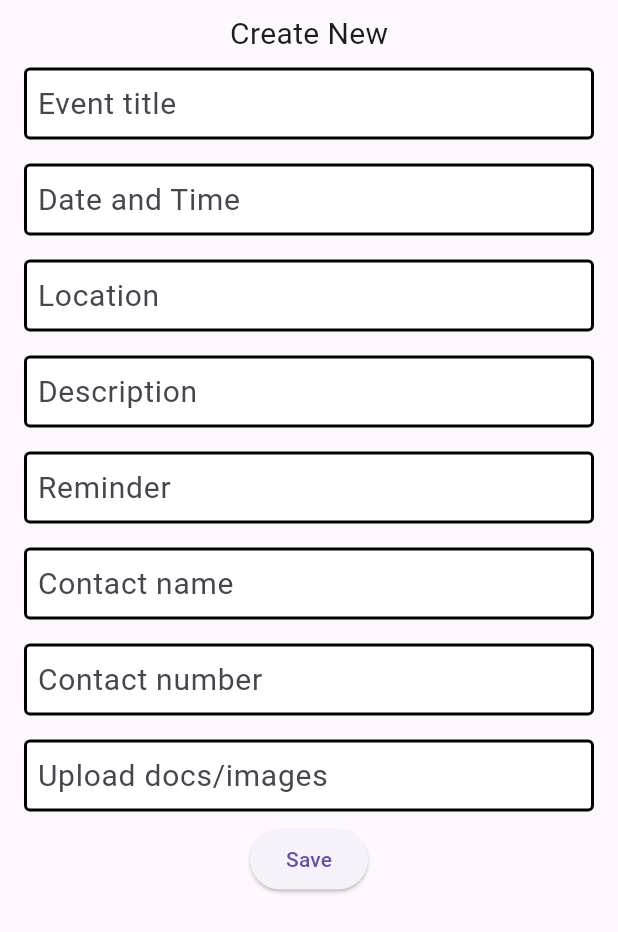
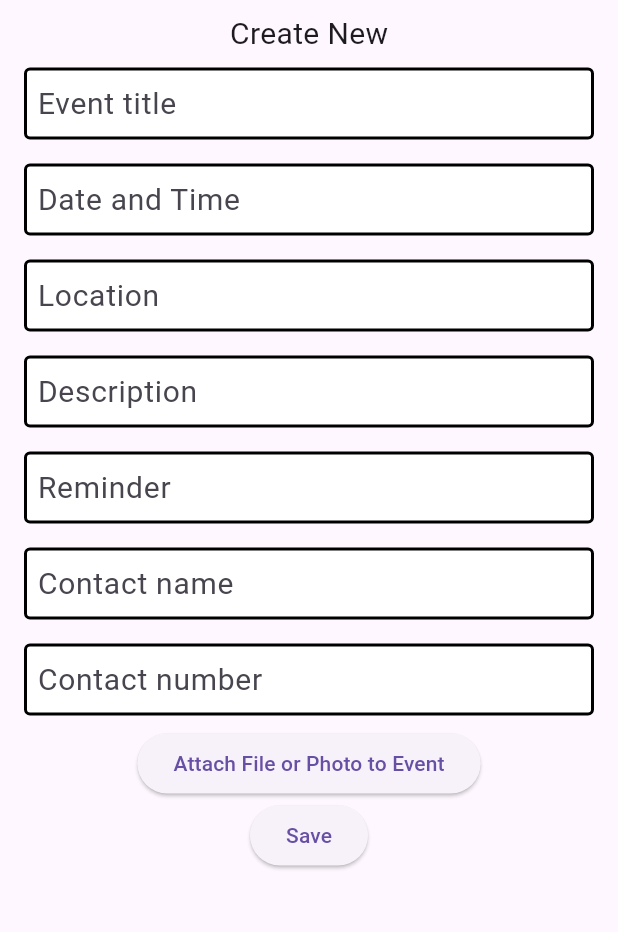
Before and after one commit to frasey/a_safe_place, a Flutter app: the Event screen opened directly, on a phone screen of 412 x 824 dp. Shown: the top 932 px of the screen. Run offline on Flutter 3.47's test engine with Material 3 defaults, Android fonts, the light colour scheme and no system bars; our stand-ins replace file_picker, flutter_dotenv, open_file, page_transition.

Commit message:
adding image uploading functionality. Some issues to still be resolved

```diff
--- a/lib/Events/Event.dart
+++ b/lib/Events/Event.dart
@@ -1,29 +1,31 @@
+import 'dart:io';
+
 import 'package:a_safe_place/Events/StandardInputField.dart';
 import 'package:a_safe_place/Database/mongodb.dart';
+import 'package:file_picker/file_picker.dart';
 import 'package:flutter/material.dart';
+import 'package:open_file/open_file.dart';
 
 class Event extends StatefulWidget {
-  const Event ({Key? key}) : super(key: key);
+  const Event({Key? key}) : super(key: key);
 
   @override
   State<Event> createState() => _EventState();
 }
 
 class _EventState extends State<Event> {
-
   @override
   void initState() {
     super.initState();
     print("initState");
     WidgetsBinding.instance.addPostFrameCallback((_) async {
       print("WidgetsBinding");
-       // await MongoDatabase.connect();
+      // await MongoDatabase.connect();
       print("post db");
-
     });
   }
 
-  final _formKey = GlobalKey<FormState>();   // handles the validator
+  final _formKey = GlobalKey<FormState>(); // handles the validator
 
   @override
   Widget build(BuildContext context) {
@@ -37,7 +39,8 @@ class _EventState extends State<Event> {
             key: _formKey,
             child: Column(
               children: [
-                const Text("Create New",
+                const Text(
+                  "Create New",
                   style: TextStyle(
                     fontSize: 20,
                   ),
@@ -66,9 +69,16 @@ class _EventState extends State<Event> {
                 const StandardInputField(
                     name: 'Contact number', keyboardType: TextInputType.phone),
                 // UPLOAD DOCS/IMAGES - PLACEHOLDER
-                const StandardInputField(
-                    name: 'Upload docs/images',
-                    keyboardType: TextInputType.text),
+                ElevatedButton(
+                  child: Text('Attach File or Photo to Event'),
+                  onPressed: () async {
+                    final result = await FilePicker.platform.pickFiles();
+                    if (result == null) return;
+
+                    final file = result.files.first;
+                    final newFile = await saveFilePermanently(file);
+                  },
+                ),
 
                 // ELEVATED BUTTON
                 ElevatedButton(
@@ -91,6 +101,17 @@ class _EventState extends State<Event> {
       ),
     );
   }
+
+  // needs path_provider dep in pubspec.yaml
+  Future<File> saveFilePermanently(PlatformFile file) async {
+    final appStorage = await getApplicationDocumentsDirectory();
+    final newFile = File('${appStorage.path}/${file.name}');
+    return File(file.path!).copy(newFile.path);
+  }
+
+  void openFile(PlatformFile file) {
+    OpenFile.open(file.path);
+  }
 }
 
 // TODO stop form overflow
--- a/pubspec.yaml
+++ b/pubspec.yaml
@@ -19,7 +19,7 @@ publish_to: 'none' # Remove this line if you wish to publish to pub.dev
 version: 1.0.0+1
 
 environment:
-  sdk: '>=3.2.0 <4.0.0'
+  sdk: '>=3.16.0 <4.0.0'
 
 # Dependencies specify other packages that your package needs in order to work.
 # To automatically upgrade your package dependencies to the latest versions
@@ -33,6 +33,9 @@ dependencies:
 
   flutter_dotenv: ^5.0.0
   page_transition: ^2.1.0
+  file_picker: ^5.5.0
+  open_file: ^3.3.2
+  path_provider: ^2.1.1
 
 #  mongo_dart: ^0.9.3
 
```
Also changed, not shown: lib/Homepage/HomePage.dart (+7 -2 lines), pubspec.lock.
